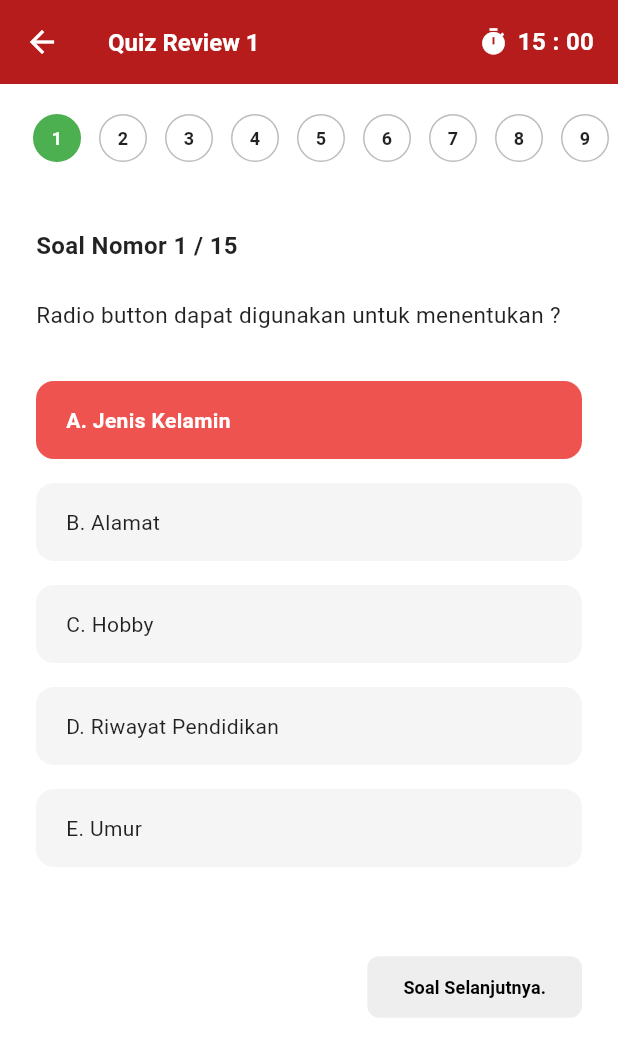
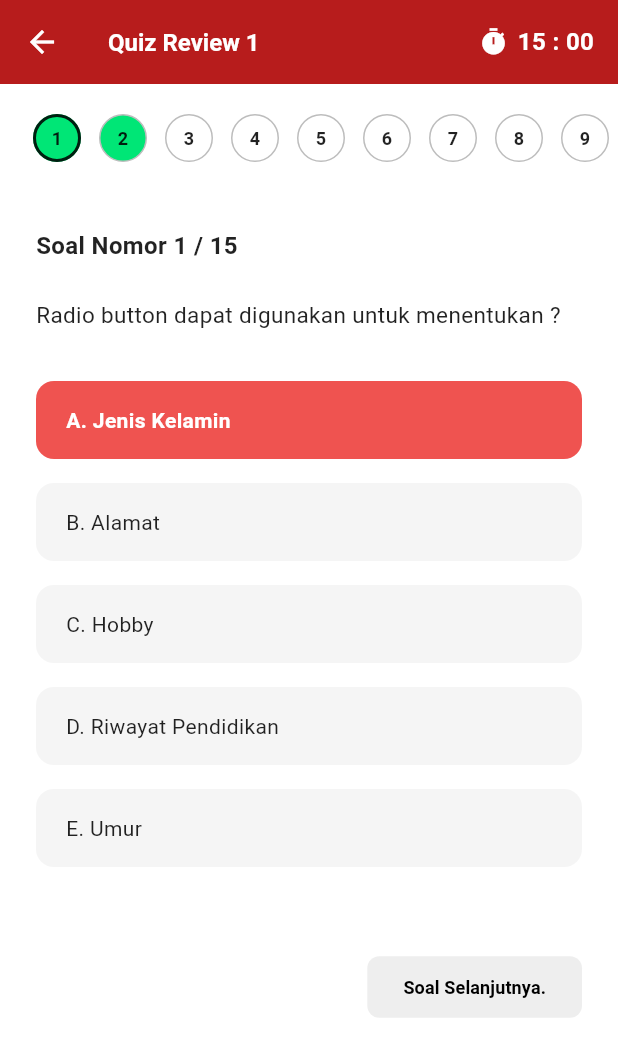
Before and after one commit to mufidaa14/LMS, a Flutter app: the QuizAttemptScreen screen opened directly, on a phone screen of 412 x 824 dp. Shown: the top 1057 px of the screen. Run offline on Flutter 3.47's test engine with Material 3 defaults, Android fonts, the phone set to English and light mode, and no system bars; our stand-ins replace video_player.

Commit message:
komit 17 : penambahan halaman qiuz riviwe screen dan menambah di bgian quiz_attempt_screen

```diff
--- a/lib/screens/quiz_attempt_screen.dart
+++ b/lib/screens/quiz_attempt_screen.dart
@@ -1,7 +1,15 @@
 import 'package:flutter/material.dart';
+import 'quiz_review_screen.dart';
 
 class QuizAttemptScreen extends StatefulWidget {
-  const QuizAttemptScreen({super.key});
+  final bool isReviewMode;
+  final int initialIndex;
+
+  const QuizAttemptScreen({
+    super.key,
+    this.isReviewMode = false,
+    this.initialIndex = 0,
+  });
 
   @override
   State<QuizAttemptScreen> createState() => _QuizAttemptScreenState();
@@ -10,6 +18,12 @@ class QuizAttemptScreen extends StatefulWidget {
 class _QuizAttemptScreenState extends State<QuizAttemptScreen> {
   int _currentQuestionIndex = 0;
   final int _totalQuestions = 15;
+
+  @override
+  void initState() {
+    super.initState();
+    _currentQuestionIndex = widget.initialIndex;
+  }
 
   // Dummy data for questions
   final List<Map<String, dynamic>> _questions = [
@@ -54,7 +68,51 @@ class _QuizAttemptScreenState extends State<QuizAttemptScreen> {
       setState(() {
         _currentQuestionIndex++;
       });
+    } else {
+      if (widget.isReviewMode) {
+        // In review mode, maybe just loop or stay? Or return?
+        // Let's just do nothing for now or go to last page
+      } else {
+         // Last question - Submit logic
+         // Instead of dialog, go to Review Screen?
+         // User Prompt said: "selanjunya hamana ini" showing review screen.
+         // So "Submit" -> Go to Review Screen.
+         Navigator.push(
+            context,
+            MaterialPageRoute(builder: (context) => const QuizReviewScreen()),
+         );
+      }
     }
+  }
+
+  void _showSubmitDialog() {
+    showDialog(
+      context: context,
+      builder: (context) => AlertDialog(
+        title: const Text('Kirim Jawaban?'),
+        content: const Text('Apakah Anda yakin ingin menyelesaikan kuis ini? Pastikan semua soal telah terjawab.'),
+        actions: [
+          TextButton(
+            onPressed: () => Navigator.pop(context),
+            child: const Text('Batal'),
+          ),
+          ElevatedButton(
+            onPressed: () {
+              Navigator.pop(context); // Close dialog
+              Navigator.pop(context); // Close quiz screen
+              ScaffoldMessenger.of(context).showSnackBar(
+                const SnackBar(content: Text('Kuis berhasil dikirim!')),
+              );
+            },
+            style: ElevatedButton.styleFrom(
+              backgroundColor: const Color(0xFFB71C1C),
+              foregroundColor: Colors.white,
+            ),
+            child: const Text('Kirim'),
+          ),
+        ],
+      ),
+    );
   }
 
   void _prevQuestion() {
@@ -83,9 +141,9 @@ class _QuizAttemptScreenState extends State<QuizAttemptScreen> {
           icon: const Icon(Icons.arrow_back, color: Colors.white),
           onPressed: () => Navigator.pop(context),
         ),
-        title: const Text(
-          'Quiz Review 1',
-          style: TextStyle(
+        title: Text(
+          widget.isReviewMode ? 'Quiz Review 1' : 'Quiz Review 1', // Same title?
+          style: const TextStyle(
             color: Colors.white,
             fontSize: 16,
             fontWeight: FontWeight.bold,
@@ -138,18 +196,19 @@ class _QuizAttemptScreenState extends State<QuizAttemptScreen> {
                         height: 32,
                         decoration: BoxDecoration(
                           shape: BoxShape.circle,
-                          color: isCurrent
-                            ? Colors.green // Active green as per image 3 (top row)
-                            : Colors.white,
+                          color: isAnswered
+                            ? const Color(0xFF00E676) // Bright Green for Answered
+                            : (isCurrent ? Colors.blue.shade100 : Colors.white), // Highlight current if not answered? Or just use border
                           border: Border.all(
-                            color: isCurrent ? Colors.green : Colors.grey.shade400,
+                            color: isCurrent ? Colors.black87 : Colors.grey.shade400, // Dark border for current
+                            width: isCurrent ? 2 : 1,
                           ),
                         ),
                         child: Center(
                           child: Text(
                             '${index + 1}',
                             style: TextStyle(
-                              color: isCurrent ? Colors.white : Colors.black87,
+                              color: isAnswered ? Colors.black87 : Colors.black87,
                               fontWeight: FontWeight.bold,
                               fontSize: 12,
                             ),
@@ -244,11 +303,30 @@ class _QuizAttemptScreenState extends State<QuizAttemptScreen> {
                          )
                        : const SizedBox.shrink(), // Placeholder to keep Next button aligned right if alone? Or SpaceBetween handles it.
 
-                       // Next Button
-                       ElevatedButton(
+                       // Next Button / Finish Button / Review Back Button
+                       if (widget.isReviewMode)
+                          Align(
+                            alignment: Alignment.center, // Center for "Kembali"
+                            child: SizedBox(
+                              height: 45,
+                              child: ElevatedButton(
+                                onPressed: () => Navigator.pop(context),
+                                style: ElevatedButton.styleFrom(
+                                  backgroundColor: Colors.grey[100],
+                                  elevation: 0,
+                                  shape: RoundedRectangleBorder(borderRadius: BorderRadius.circular(8)),
+                                ),
+                                child: const Text("Kembali Ke Halam Review", style: TextStyle(color: Colors.black, fontWeight: FontWeight.bold, fontSize: 12)),
+                              ),
+                            ),
+                          )
+                       else
+                         ElevatedButton(
                          onPressed: _nextQuestion,
                           style: ElevatedButton.styleFrom(
-                            backgroundColor: Colors.grey[200],
+                            backgroundColor: _currentQuestionIndex == _questions.length - 1
+                                ? const Color(0xFF00E676) // Green for Selesai
+                                : Colors.grey[200],
                             foregroundColor: Colors.black,
                             elevation: 0,
                             shape: RoundedRectangleBorder(
@@ -256,7 +334,10 @@ class _QuizAttemptScreenState extends State<QuizAttemptScreen> {
                             ),
                              padding: const EdgeInsets.symmetric(horizontal: 24, vertical: 12),
                           ),
-                         child: const Text('Soal Selanjutnya.', style: TextStyle(fontSize: 12, fontWeight: FontWeight.bold)),
+                         child: Text(
+                           _currentQuestionIndex == _questions.length - 1 ? 'Selesai.' : 'Soal Selanjutnya.',
+                           style: const TextStyle(fontSize: 12, fontWeight: FontWeight.bold)
+                         ),
                        ),
                     ],
                   ),
```
Also changed, not shown: lib/screens/quiz_review_screen.dart (added, +215 -0 lines).
